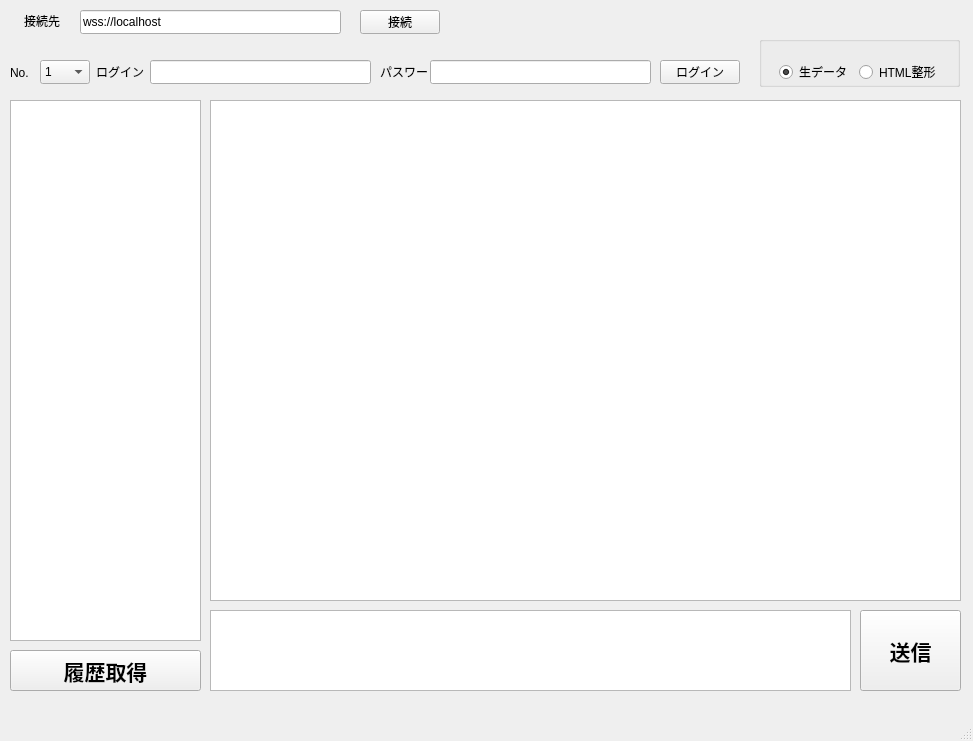
First picture: the form in chatbot-client/mainwindow.ui, repository zattu1/chatbot-client, before the edit.
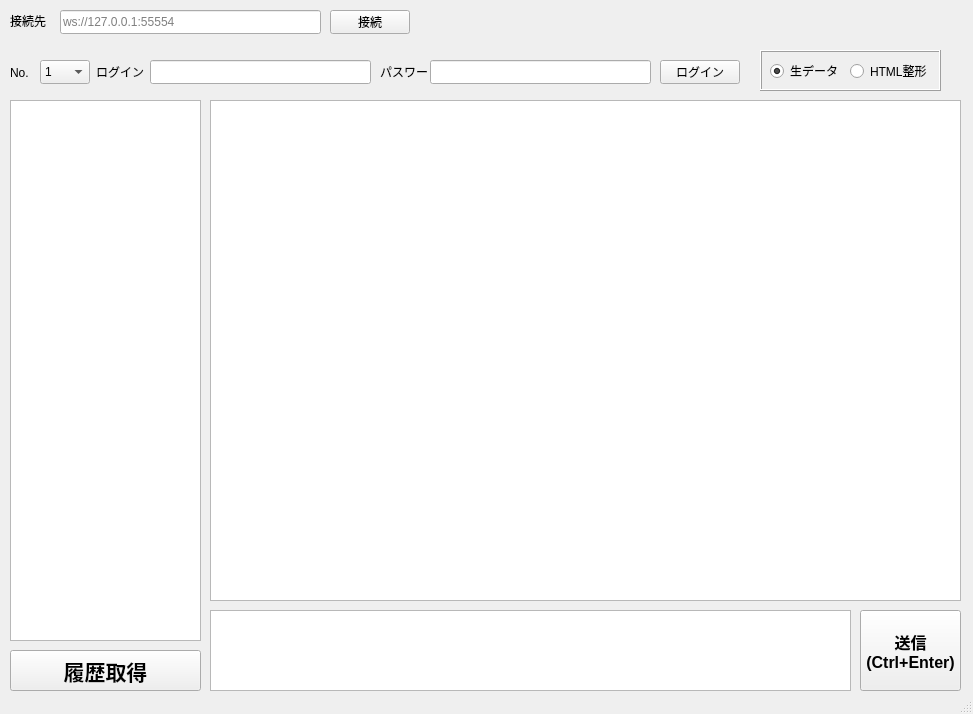
Second picture: the form after the edit.

The edit to the form file:
```diff
--- a/chatbot-client/mainwindow.ui
+++ b/chatbot-client/mainwindow.ui
@@ -7,7 +7,7 @@
     <x>0</x>
     <y>0</y>
     <width>973</width>
-    <height>741</height>
+    <height>714</height>
    </rect>
   </property>
   <property name="windowTitle">
@@ -165,54 +165,9 @@
       <height>501</height>
      </rect>
     </property>
-   </widget>
-   <widget class="QGroupBox" name="groupBox">
-    <property name="geometry">
-     <rect>
-      <x>759</x>
-      <y>36</y>
-      <width>201</width>
-      <height>51</height>
-     </rect>
+    <property name="readOnly">
+     <bool>true</bool>
     </property>
-    <property name="title">
-     <string/>
-    </property>
-    <widget class="QRadioButton" name="radioButton">
-     <property name="geometry">
-      <rect>
-       <x>20</x>
-       <y>25</y>
-       <width>71</width>
-       <height>22</height>
-      </rect>
-     </property>
-     <property name="text">
-      <string>生データ</string>
-     </property>
-     <property name="checked">
-      <bool>true</bool>
-     </property>
-     <attribute name="buttonGroup">
-      <string notr="true">buttonGroup</string>
-     </attribute>
-    </widget>
-    <widget class="QRadioButton" name="radioButton_2">
-     <property name="geometry">
-      <rect>
-       <x>100</x>
-       <y>25</y>
-       <width>91</width>
-       <height>22</height>
-      </rect>
-     </property>
-     <property name="text">
-      <string>HTML整形</string>
-     </property>
-     <attribute name="buttonGroup">
-      <string notr="true">buttonGroup</string>
-     </attribute>
-    </widget>
    </widget>
    <widget class="QTextEdit" name="requestTextEdit">
     <property name="geometry">
@@ -235,12 +190,13 @@
     </property>
     <property name="font">
      <font>
-      <pointsize>16</pointsize>
+      <pointsize>12</pointsize>
       <bold>true</bold>
      </font>
     </property>
     <property name="text">
-     <string>送信</string>
+     <string>送信
+(Ctrl+Enter)</string>
     </property>
    </widget>
    <widget class="QPushButton" name="historyPushButton">
@@ -265,7 +221,7 @@
    <widget class="QLabel" name="label_4">
     <property name="geometry">
      <rect>
-      <x>24</x>
+      <x>10</x>
       <y>13</y>
       <width>49</width>
       <height>16</height>
@@ -278,7 +234,7 @@
    <widget class="QLineEdit" name="remoteLineEdit">
     <property name="geometry">
      <rect>
-      <x>80</x>
+      <x>60</x>
       <y>10</y>
       <width>261</width>
       <height>24</height>
@@ -288,13 +244,16 @@
      <string/>
     </property>
     <property name="text">
-     <string>wss://localhost</string>
+     <string/>
+    </property>
+    <property name="placeholderText">
+     <string>ws://127.0.0.1:55554</string>
     </property>
    </widget>
    <widget class="QPushButton" name="connPushButton">
     <property name="geometry">
      <rect>
-      <x>360</x>
+      <x>330</x>
       <y>10</y>
       <width>80</width>
       <height>24</height>
@@ -304,6 +263,88 @@
      <string>接続</string>
     </property>
    </widget>
+   <widget class="QListWidget" name="historyListWidget">
+    <property name="geometry">
+     <rect>
+      <x>10</x>
+      <y>100</y>
+      <width>191</width>
+      <height>541</height>
+     </rect>
+    </property>
+    <property name="toolTip">
+     <string>ダブルクリックで実行</string>
+    </property>
+   </widget>
+   <widget class="QRadioButton" name="radioButton_2">
+    <property name="geometry">
+     <rect>
+      <x>850</x>
+      <y>60</y>
+      <width>91</width>
+      <height>22</height>
+     </rect>
+    </property>
+    <property name="text">
+     <string>HTML整形</string>
+    </property>
+    <attribute name="buttonGroup">
+     <string notr="true">buttonGroup</string>
+    </attribute>
+   </widget>
+   <widget class="QRadioButton" name="radioButton">
+    <property name="geometry">
+     <rect>
+      <x>770</x>
+      <y>60</y>
+      <width>71</width>
+      <height>22</height>
+     </rect>
+    </property>
+    <property name="text">
+     <string>生データ</string>
+    </property>
+    <property name="checked">
+     <bool>true</bool>
+    </property>
+    <attribute name="buttonGroup">
+     <string notr="true">buttonGroup</string>
+    </attribute>
+   </widget>
+   <widget class="QFrame" name="frame">
+    <property name="geometry">
+     <rect>
+      <x>760</x>
+      <y>50</y>
+      <width>181</width>
+      <height>41</height>
+     </rect>
+    </property>
+    <property name="frameShape">
+     <enum>QFrame::Shape::Box</enum>
+    </property>
+    <property name="frameShadow">
+     <enum>QFrame::Shadow::Raised</enum>
+    </property>
+   </widget>
+   <zorder>frame</zorder>
+   <zorder>comboBox</zorder>
+   <zorder>emailLineEdit</zorder>
+   <zorder>passLineEdit</zorder>
+   <zorder>label</zorder>
+   <zorder>label_2</zorder>
+   <zorder>label_3</zorder>
+   <zorder>loginPushButton</zorder>
+   <zorder>replyTextEdit</zorder>
+   <zorder>requestTextEdit</zorder>
+   <zorder>sendPushButton</zorder>
+   <zorder>historyPushButton</zorder>
+   <zorder>label_4</zorder>
+   <zorder>remoteLineEdit</zorder>
+   <zorder>connPushButton</zorder>
+   <zorder>historyListWidget</zorder>
+   <zorder>radioButton_2</zorder>
+   <zorder>radioButton</zorder>
   </widget>
   <widget class="QMenuBar" name="menubar">
    <property name="geometry">
```
Left out of the diff: 20 changed lines with no effect on the pictures.
